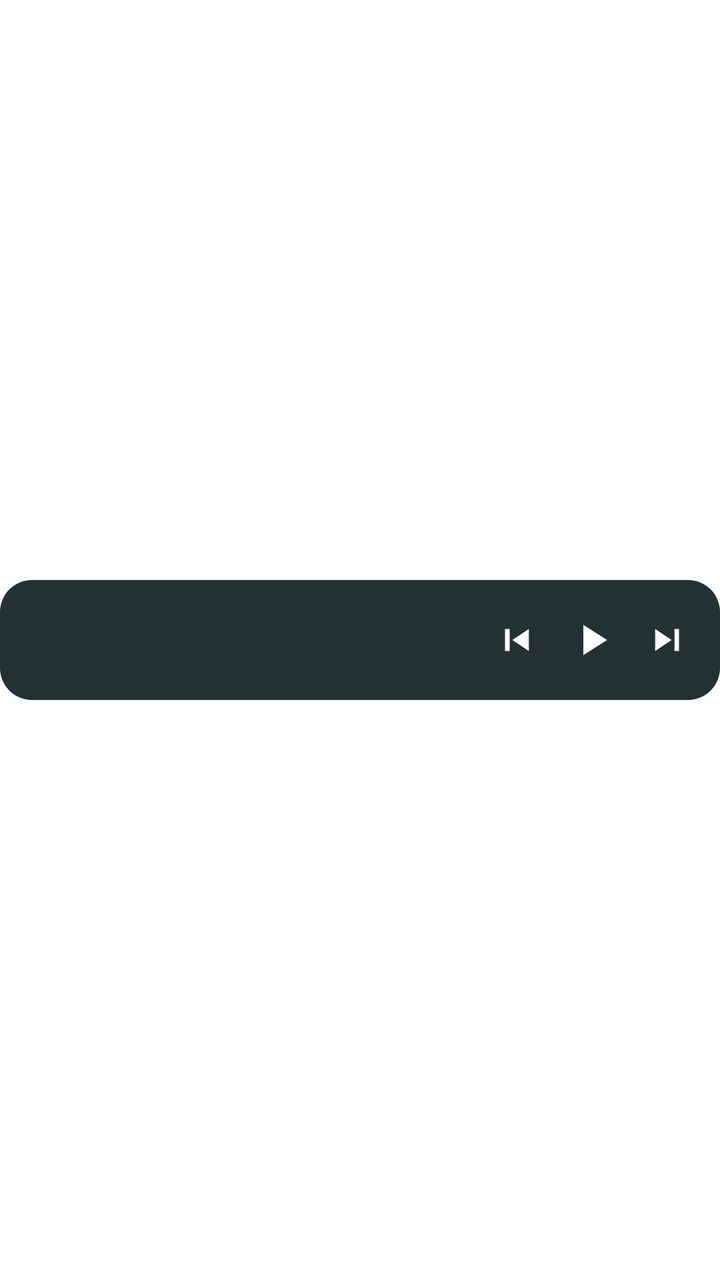
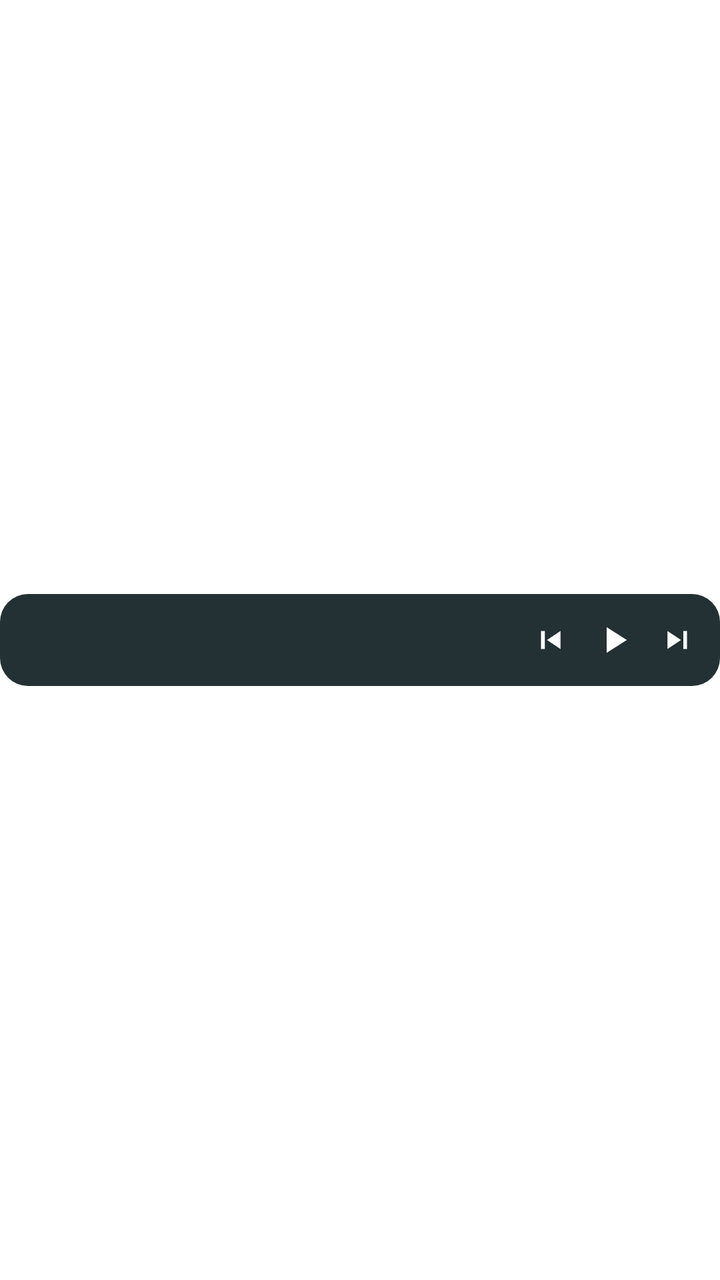

An Android layout rendered at two revisions. The XML below is the earlier revision; the diff shows what the commit changed to produce the second picture.
<!-- AndroidManifest.xml: fallback theme Theme.MaterialComponents.DayNight.NoActionBar -->
<!-- res/layout/electrowave_widget.xml -->
<?xml version="1.0" encoding="utf-8"?>
<FrameLayout xmlns:android="http://schemas.android.com/apk/res/android"
    android:layout_width="match_parent"
    android:layout_height="match_parent">

    <LinearLayout
        android:id="@+id/widget_root"
        android:layout_width="match_parent"
        android:layout_height="wrap_content"
        android:layout_gravity="center_vertical"
        android:background="@drawable/widget_background"
        android:gravity="center_vertical"
        android:orientation="horizontal"
        android:padding="8dp">

        <ImageView
            android:id="@+id/widget_art"
            android:layout_width="44dp"
            android:layout_height="44dp"
            android:contentDescription="@string/widget_art_description"
            android:scaleType="centerCrop" />

        <LinearLayout
            android:layout_width="0dp"
            android:layout_height="wrap_content"
            android:layout_marginStart="10dp"
            android:layout_weight="1"
            android:orientation="vertical">

            <TextView
                android:id="@+id/widget_title"
                android:layout_width="match_parent"
                android:layout_height="wrap_content"
                android:ellipsize="end"
                android:maxLines="1"
                android:textColor="#FFFFFFFF"
                android:textSize="13sp"
                android:textStyle="bold" />

            <TextView
                android:id="@+id/widget_artist"
                android:layout_width="match_parent"
                android:layout_height="wrap_content"
                android:ellipsize="end"
                android:maxLines="1"
                android:textColor="#B3FFFFFF"
                android:textSize="11sp" />
        </LinearLayout>

        <ImageView
            android:id="@+id/widget_previous"
            android:layout_width="36dp"
            android:layout_height="36dp"
            android:contentDescription="@string/widget_previous"
            android:padding="7dp"
            android:src="@drawable/ic_widget_previous" />

        <ImageView
            android:id="@+id/widget_play_pause"
            android:layout_width="40dp"
            android:layout_height="40dp"
            android:contentDescription="@string/widget_play_pause"
            android:padding="7dp"
            android:src="@drawable/ic_widget_play" />

        <ImageView
            android:id="@+id/widget_next"
            android:layout_width="36dp"
            android:layout_height="36dp"
            android:contentDescription="@string/widget_next"
            android:padding="7dp"
            android:src="@drawable/ic_widget_next" />
    </LinearLayout>
</FrameLayout>
<!-- resources referenced by this layout -->
<resources>
  <!-- drawable ic_widget_next (drawable) -->
  <vector xmlns:android="http://schemas.android.com/apk/res/android"
      android:width="24dp" android:height="24dp"
      android:viewportWidth="24" android:viewportHeight="24">
      <path android:fillColor="#FFFFFFFF" android:pathData="M15.5,6h2.5v12h-2.5z M5,6l9,6 -9,6z" />
  </vector>
  <!-- drawable ic_widget_play (drawable) -->
  <vector xmlns:android="http://schemas.android.com/apk/res/android"
      android:width="24dp" android:height="24dp"
      android:viewportWidth="24" android:viewportHeight="24">
      <path android:fillColor="#FFFFFFFF" android:pathData="M8,5v14l11,-7z" />
  </vector>
  <!-- drawable ic_widget_previous (drawable) -->
  <vector xmlns:android="http://schemas.android.com/apk/res/android"
      android:width="24dp" android:height="24dp"
      android:viewportWidth="24" android:viewportHeight="24">
      <path android:fillColor="#FFFFFFFF" android:pathData="M6,6h2.5v12h-2.5z M19,6l-9,6 9,6z" />
  </vector>
  <!-- drawable widget_background (drawable) -->
  <shape xmlns:android="http://schemas.android.com/apk/res/android"
      android:shape="rectangle">
      <corners android:radius="16dp" />
      <solid android:color="#E60D1B1E" />
  </shape>
  <string name="widget_art_description">Album art</string>
  <string name="widget_next">Next track</string>
  <string name="widget_play_pause">Play or pause</string>
  <string name="widget_previous">Previous track</string>
</resources>

<!-- the commit's change to res/layout/electrowave_widget.xml (unified diff, before → after) -->
@@ -11,19 +11,19 @@
         android:background="@drawable/widget_background"
         android:gravity="center_vertical"
         android:orientation="horizontal"
-        android:padding="8dp">
+        android:padding="6dp">
 
         <ImageView
             android:id="@+id/widget_art"
-            android:layout_width="44dp"
-            android:layout_height="44dp"
+            android:layout_width="34dp"
+            android:layout_height="34dp"
             android:contentDescription="@string/widget_art_description"
             android:scaleType="centerCrop" />
 
         <LinearLayout
             android:layout_width="0dp"
             android:layout_height="wrap_content"
-            android:layout_marginStart="10dp"
+            android:layout_marginStart="8dp"
             android:layout_weight="1"
             android:orientation="vertical">
 
@@ -34,7 +34,7 @@
                 android:ellipsize="end"
                 android:maxLines="1"
                 android:textColor="#FFFFFFFF"
-                android:textSize="13sp"
+                android:textSize="12sp"
                 android:textStyle="bold" />
 
             <TextView
@@ -44,31 +44,31 @@
                 android:ellipsize="end"
                 android:maxLines="1"
                 android:textColor="#B3FFFFFF"
-                android:textSize="11sp" />
+                android:textSize="10sp" />
         </LinearLayout>
 
         <ImageView
             android:id="@+id/widget_previous"
-            android:layout_width="36dp"
-            android:layout_height="36dp"
+            android:layout_width="30dp"
+            android:layout_height="30dp"
             android:contentDescription="@string/widget_previous"
-            android:padding="7dp"
+            android:padding="6dp"
             android:src="@drawable/ic_widget_previous" />
 
         <ImageView
             android:id="@+id/widget_play_pause"
-            android:layout_width="40dp"
-            android:layout_height="40dp"
+            android:layout_width="34dp"
+            android:layout_height="34dp"
             android:contentDescription="@string/widget_play_pause"
-            android:padding="7dp"
+            android:padding="6dp"
             android:src="@drawable/ic_widget_play" />
 
         <ImageView
             android:id="@+id/widget_next"
-            android:layout_width="36dp"
-            android:layout_height="36dp"
+            android:layout_width="30dp"
+            android:layout_height="30dp"
             android:contentDescription="@string/widget_next"
-            android:padding="7dp"
+            android:padding="6dp"
             android:src="@drawable/ic_widget_next" />
     </LinearLayout>
 </FrameLayout>
<!-- resource entries referenced after the edit -->
@@ -21,7 +21,7 @@
   <!-- drawable widget_background (drawable) -->
   <shape xmlns:android="http://schemas.android.com/apk/res/android"
       android:shape="rectangle">
-      <corners android:radius="16dp" />
+      <corners android:radius="14dp" />
       <solid android:color="#E60D1B1E" />
   </shape>
   <string name="widget_art_description">Album art</string>
